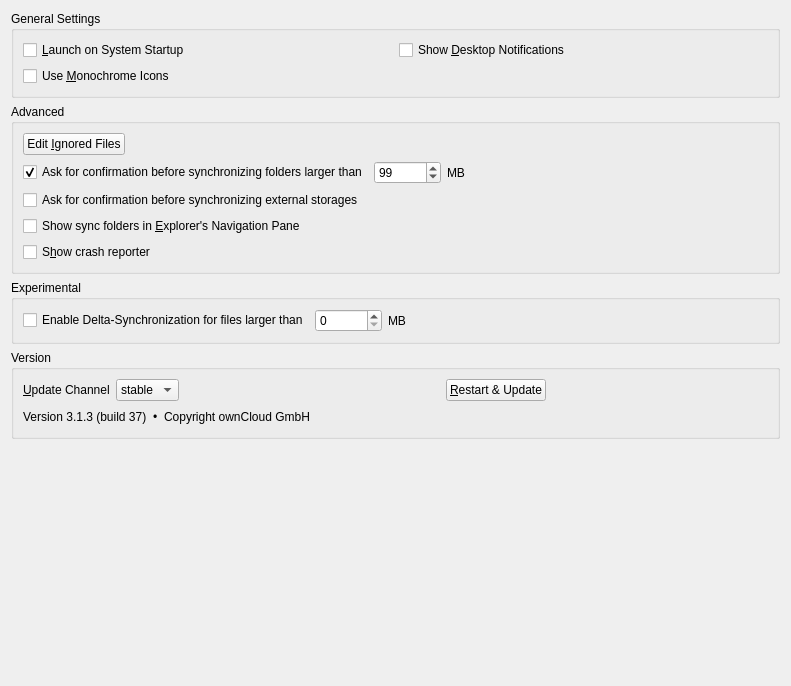
This is src/gui/generalsettings.ui in GrossLukas/client as Qt 5 draws it before an edit. The edited form follows.
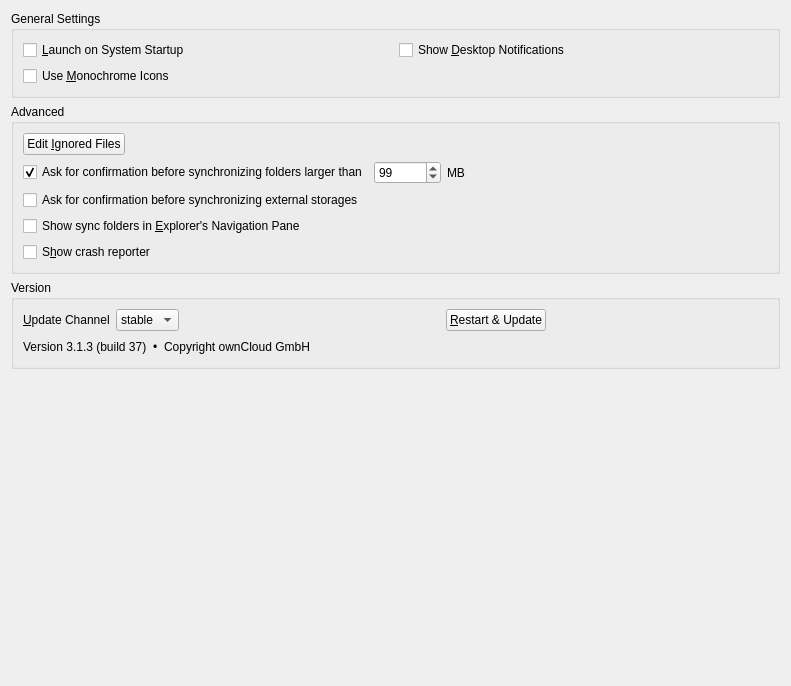
This is the edited form.

What changed in the file:
```diff
--- a/src/gui/generalsettings.ui
+++ b/src/gui/generalsettings.ui
@@ -163,53 +163,6 @@
      </layout>
     </widget>
    </item>
-   <item>
-    <widget class="QGroupBox" name="experimentalGroupBox">
-     <property name="title">
-      <string>Experimental</string>
-     </property>
-     <layout class="QVBoxLayout" name="verticalLayout_4">
-      <item>
-       <layout class="QHBoxLayout" name="horizontalLayout">
-        <item>
-         <widget class="QCheckBox" name="deltaSyncCheckBox">
-          <property name="text">
-           <string>Enable Delta-Synchronization for files larger than</string>
-          </property>
-         </widget>
-        </item>
-        <item>
-         <widget class="QSpinBox" name="deltaSyncSpinBox">
-          <property name="maximum">
-           <number>999999</number>
-          </property>
-         </widget>
-        </item>
-        <item>
-         <widget class="QLabel" name="label_2">
-          <property name="text">
-           <string>MB</string>
-          </property>
-         </widget>
-        </item>
-        <item>
-         <spacer name="horizontalSpacer_2">
-          <property name="orientation">
-           <enum>Qt::Horizontal</enum>
-          </property>
-          <property name="sizeHint" stdset="0">
-           <size>
-            <width>40</width>
-            <height>20</height>
-           </size>
-          </property>
-         </spacer>
-        </item>
-       </layout>
-      </item>
-     </layout>
-    </widget>
-   </item>
    <item>
     <widget class="QGroupBox" name="versionGroupBox">
      <property name="title">
```
Left out of the diff: 2 changed lines with no effect on the pictures.
